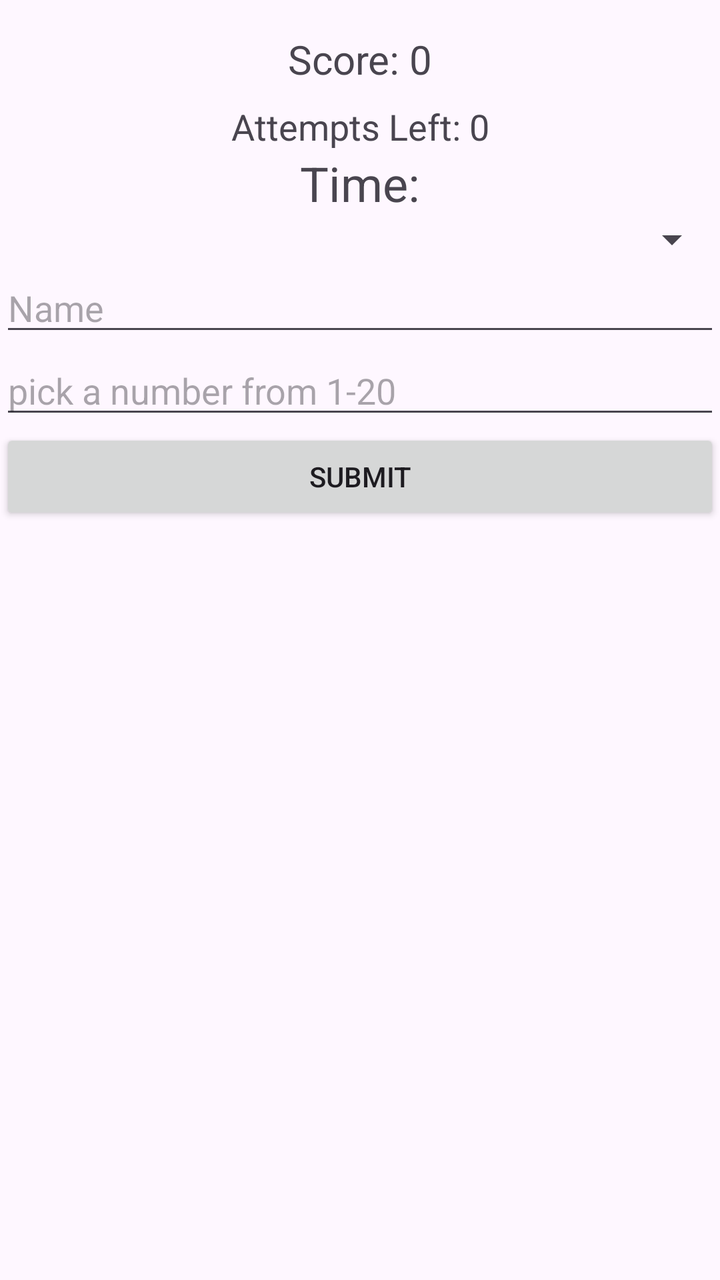
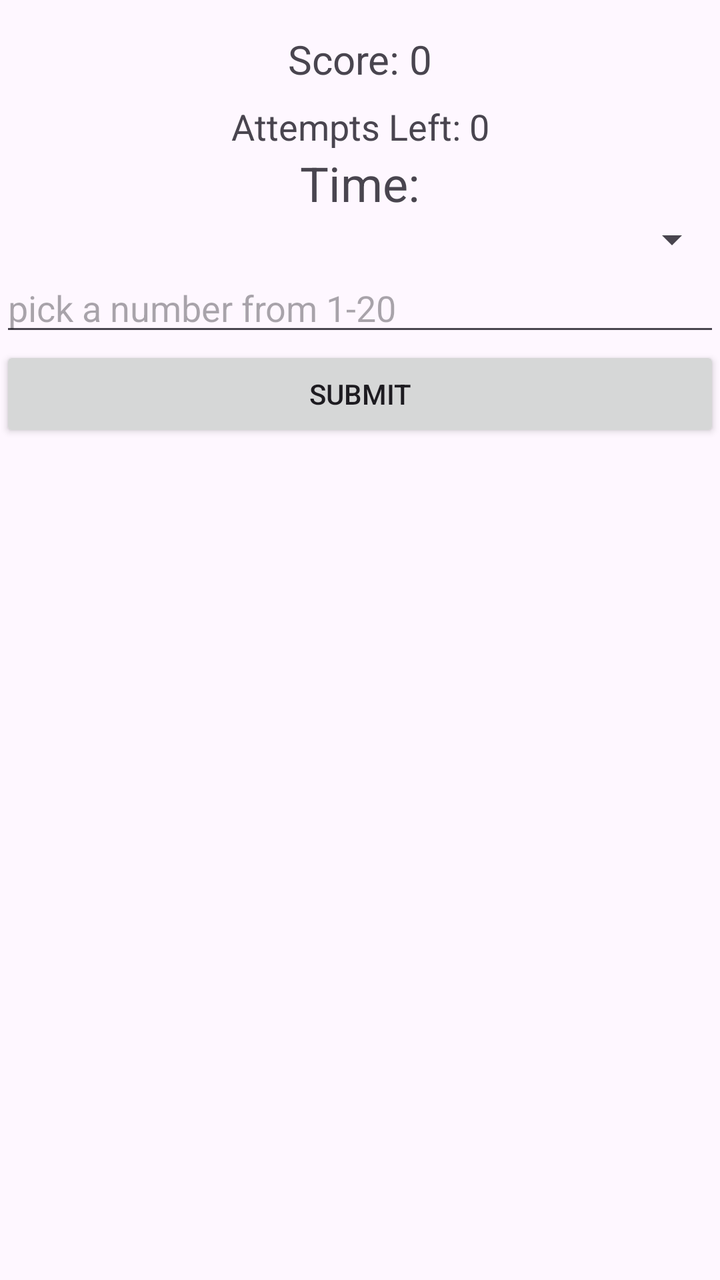

Screens rendered from an Android XML layout before and after an edit, with the pre-edit source and the edit as a unified diff.
<!-- AndroidManifest.xml: application theme Theme.NumberGuess -->
<!-- res/layout/activity_main.xml -->
<?xml version="1.0" encoding="utf-8"?>
<LinearLayout xmlns:android="http://schemas.android.com/apk/res/android"
    xmlns:app="http://schemas.android.com/apk/res-auto"
    xmlns:tools="http://schemas.android.com/tools"
    android:id="@+id/main"
    android:layout_width="match_parent"
    android:layout_height="match_parent"
    tools:context=".MainActivity"
    android:orientation="vertical">

    <TextView
        android:id="@+id/score"
        android:layout_width="match_parent"
        android:layout_height="wrap_content"
        android:layout_marginTop="16dp"
        android:gravity="center"
        android:text="Score: 0"
        android:textSize="20sp" />

    <TextView
        android:id="@+id/attempts"
        android:layout_width="match_parent"
        android:layout_height="wrap_content"
        android:layout_marginTop="8dp"
        android:gravity="center"
        android:text="Attempts Left: 0"
        android:textSize="18sp" />

    <TextView
        android:id="@+id/timer"
        android:gravity="center"
        android:layout_gravity="center"
        android:layout_width="wrap_content"
        android:layout_height="wrap_content"
        android:text="Time:"
        android:textSize="24sp" />


    <Spinner
        android:id="@+id/spinner"
        android:layout_width="match_parent"
        android:layout_height="wrap_content" />

    <EditText
        android:id="@+id/name"
        android:layout_width="match_parent"
        android:layout_height="wrap_content"
        android:ems="10"
        android:inputType="text"
        android:hint="Name" />

    <EditText
        android:id="@+id/pick"
        android:layout_width="match_parent"
        android:layout_height="wrap_content"
        android:ems="10"
        android:inputType="text"
        android:hint="pick a number from 1-20" />

    <Button
        android:id="@+id/submit"
        android:layout_width="match_parent"
        android:layout_height="wrap_content"
        android:text="Submit" />

</LinearLayout>
<!-- resources referenced by this layout -->
<resources>
  <style name="Theme.NumberGuess" parent="Base.Theme.NumberGuess" />
  <style name="Base.Theme.NumberGuess" parent="Theme.Material3.DayNight.NoActionBar">
          
          
      </style>
</resources>

<!-- the commit's change to res/layout/activity_main.xml (unified diff, before → after) -->
@@ -42,14 +42,6 @@
         android:layout_height="wrap_content" />
 
     <EditText
-        android:id="@+id/name"
-        android:layout_width="match_parent"
-        android:layout_height="wrap_content"
-        android:ems="10"
-        android:inputType="text"
-        android:hint="Name" />
-
-    <EditText
         android:id="@+id/pick"
         android:layout_width="match_parent"
         android:layout_height="wrap_content"
